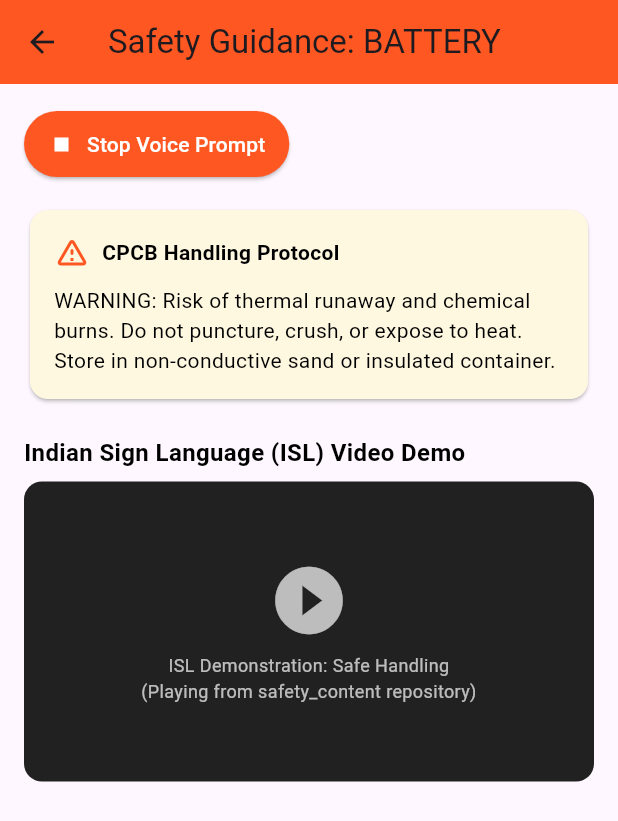
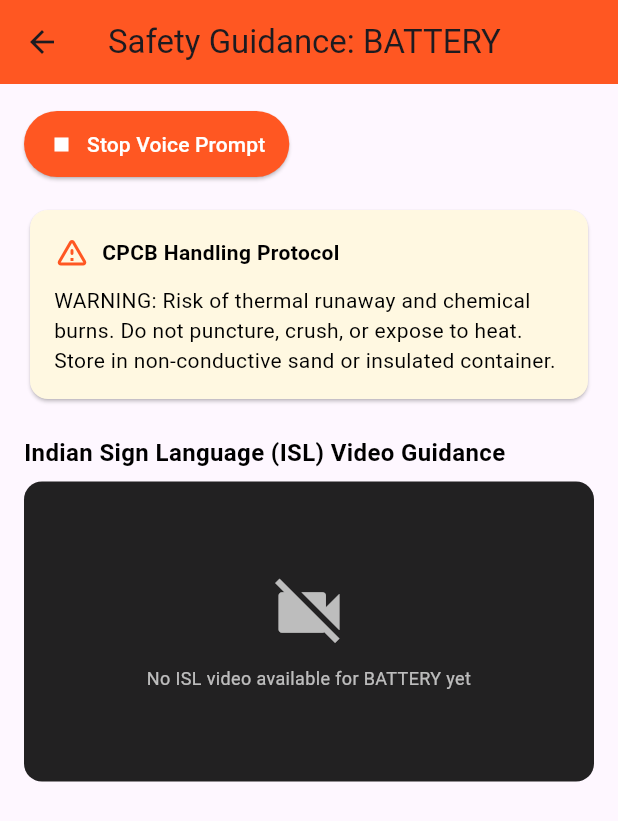
Before and after one commit to vishnubishnoii29/KabadiLink, a Flutter app: the SafetyGuidePage screen opened directly, after a tap on "Listen Aloud (Voice Guidance)", on a phone screen of 412 x 824 dp. Shown: the top 821 px of the screen. Run offline on Flutter 3.47's test engine with Material 3 defaults, Android fonts, the phone set to English and light mode, and no system bars; our stand-ins replace flutter_tts, shared_preferences, sqflite; accounts and stored records are empty; network calls fail.

Commit message:
feat(mobile): wire ISL video guidance to GET /safety-content
Co-Authored-By: Claude Sonnet 5 <noreply@anthropic.com>

```diff
--- a/mobile/lib/ui/collector/safety_page.dart
+++ b/mobile/lib/ui/collector/safety_page.dart
@@ -1,5 +1,7 @@
 import 'package:flutter/material.dart';
 import 'package:flutter_tts/flutter_tts.dart';
+import 'package:url_launcher/url_launcher.dart';
+import '../../data/repository.dart';
 
 class SafetyGuidePage extends StatefulWidget {
   final String materialCode;
@@ -13,6 +15,8 @@ class SafetyGuidePage extends StatefulWidget {
 class _SafetyGuidePageState extends State<SafetyGuidePage> {
   final FlutterTts _tts = FlutterTts();
   bool _isPlayingTts = false;
+  String? _islVideoUrl;
+  bool _loadingIsl = true;
 
   final Map<String, String> _safetyAlerts = {
     'BATTERY': 'WARNING: Risk of thermal runaway and chemical burns. Do not puncture, crush, or expose to heat. Store in non-conductive sand or insulated container.',
@@ -25,6 +29,29 @@ class _SafetyGuidePageState extends State<SafetyGuidePage> {
   void initState() {
     super.initState();
     _initTts();
+    _loadIslVideo();
+  }
+
+  Future<void> _loadIslVideo() async {
+    try {
+      final results = await Repository.instance.getSafetyContent(widget.materialCode, contentType: 'ISL_VIDEO');
+      if (results.isNotEmpty) {
+        setState(() => _islVideoUrl = (results.first as Map)['content_url'] as String?);
+      }
+    } catch (_) {
+      // No connectivity or no content configured yet — the placeholder card below covers this.
+    } finally {
+      setState(() => _loadingIsl = false);
+    }
+  }
+
+  Future<void> _openIslVideo() async {
+    final url = _islVideoUrl;
+    if (url == null) return;
+    final uri = Uri.parse(url);
+    if (await canLaunchUrl(uri)) {
+      await launchUrl(uri, mode: LaunchMode.externalApplication);
+    }
   }
 
   void _initTts() async {
@@ -106,31 +133,44 @@ class _SafetyGuidePageState extends State<SafetyGuidePage> {
             ),
             const SizedBox(height: 20),
 
-            // Tier 2 #10 ISL Video Guidance Placeholder
+            // Indian Sign Language (ISL) video guidance — one-directional playback only,
+            // sourced from safety_content where content_type = ISL_VIDEO. No sign
+            // *recognition* is attempted (05-mobile-app.md explicitly excludes it).
             const Text(
-              'Indian Sign Language (ISL) Video Demo',
+              'Indian Sign Language (ISL) Video Guidance',
               style: TextStyle(fontSize: 16, fontWeight: FontWeight.bold),
             ),
             const SizedBox(height: 8),
-            Container(
+            InkWell(
+              onTap: _islVideoUrl != null ? _openIslVideo : null,
+              child: Container(
                 height: 200,
                 width: double.infinity,
                 decoration: BoxDecoration(
                   color: Colors.black87,
                   borderRadius: BorderRadius.circular(12),
                 ),
-              child: const Center(
-                child: Column(
+                child: Center(
+                  child: _loadingIsl
+                      ? const CircularProgressIndicator(color: Colors.white70)
+                      : Column(
                           mainAxisAlignment: MainAxisAlignment.center,
                           children: [
-                    Icon(Icons.play_circle_fill, size: 54, color: Colors.white70),
-                    SizedBox(height: 8),
+                            Icon(
+                              _islVideoUrl != null ? Icons.play_circle_fill : Icons.videocam_off,
+                              size: 54,
+                              color: Colors.white70,
+                            ),
+                            const SizedBox(height: 8),
                             Text(
-                      'ISL Demonstration: Safe Handling\n(Playing from safety_content repository)',
+                              _islVideoUrl != null
+                                  ? 'Tap to play ISL demonstration'
+                                  : 'No ISL video available for ${widget.materialCode} yet',
                               textAlign: TextAlign.center,
-                      style: TextStyle(color: Colors.white70, fontSize: 12),
+                              style: const TextStyle(color: Colors.white70, fontSize: 12),
                             ),
                           ],
+                        ),
                 ),
               ),
             ),
--- a/mobile/pubspec.yaml
+++ b/mobile/pubspec.yaml
@@ -17,6 +17,7 @@ dependencies:
   tflite_flutter: ^0.10.4
   camera: ^0.10.5+9
   flutter_tts: ^3.8.5
+  url_launcher: ^6.2.5
 
 dev_dependencies:
   flutter_test:
```
Lines whose indentation alone changed are shown as unchanged.
